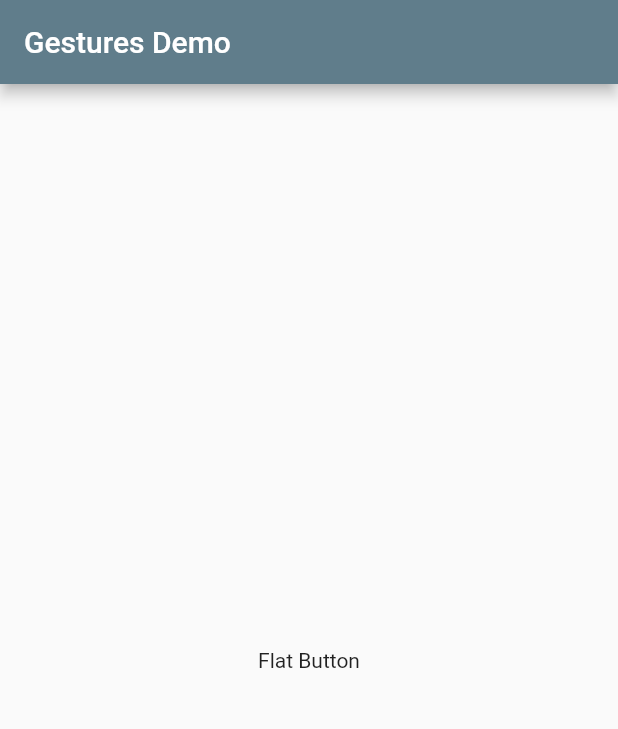
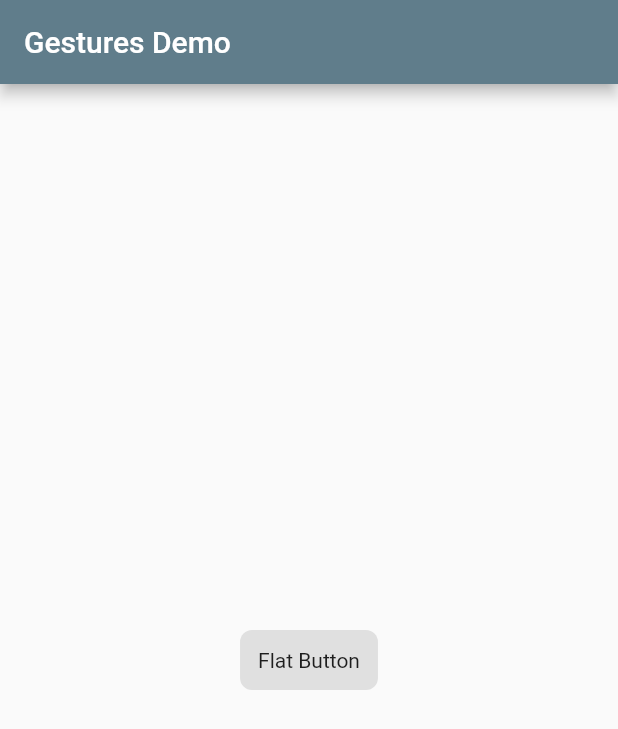
Before and after one commit to VijayGanganapalli/flearn, a Flutter app: the screen it shows after launch, on a phone screen of 412 x 824 dp. Shown: the top 729 px of the screen. Run offline on Flutter 3.47's test engine with Material 2 defaults, Android fonts, the phone set to English and light mode, and no system bars.

Commit message:
added handled tabs

```diff
--- a/lib/screens/home_screen.dart
+++ b/lib/screens/home_screen.dart
@@ -21,9 +21,13 @@ class HomeScreen extends StatelessWidget {
 class MyButton extends StatelessWidget {
   @override
   Widget build(BuildContext context) {
-    return InkWell(
+    return GestureDetector(
       child: Container(
         padding: EdgeInsets.all(12.0),
+        decoration: BoxDecoration(
+          color: Theme.of(context).buttonColor,
+          borderRadius: BorderRadius.circular(8.0),
+        ),
         child: Text('Flat Button'),
       ),
       onTap: () {
```
